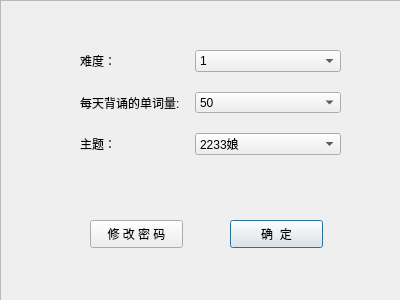
The window that configdlg.ui (OOPtaskgroup/dictionary) describes before a commit, drawn with Qt 5.
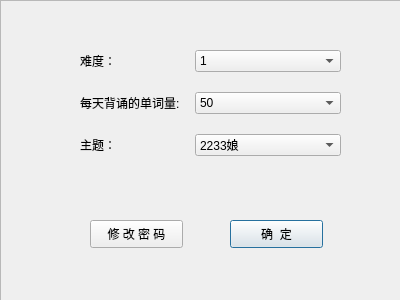
The same window after the commit.

Commit message: fix ui bugs. by (unknown) -- 5.24

The edit to the form file:
```diff
--- a/configdlg.ui
+++ b/configdlg.ui
@@ -10,6 +10,18 @@
     <height>300</height>
    </rect>
   </property>
+  <property name="minimumSize">
+   <size>
+    <width>400</width>
+    <height>300</height>
+   </size>
+  </property>
+  <property name="maximumSize">
+   <size>
+    <width>400</width>
+    <height>300</height>
+   </size>
+  </property>
   <property name="windowTitle">
    <string>设置</string>
   </property>
@@ -19,7 +31,7 @@
      <x>80</x>
      <y>50</y>
      <width>261</width>
-     <height>105</height>
+     <height>123</height>
     </rect>
    </property>
    <layout class="QFormLayout" name="formLayout">
```
The commit also changes 6 other files.
